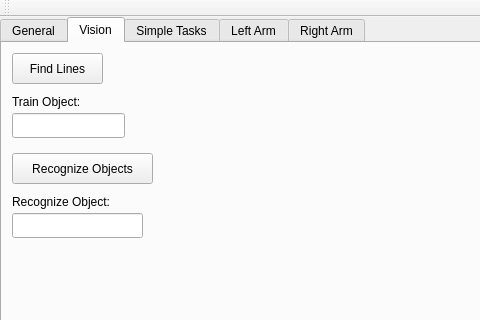
RobotJustina/Juskeshino, file catkin_ws/src/hri/justina/justina_gui/src/MainWindow.ui: the form before one commit; both pictures show x 0 to 480 and y 0 to 320 of the 680 by 483 pixel window.
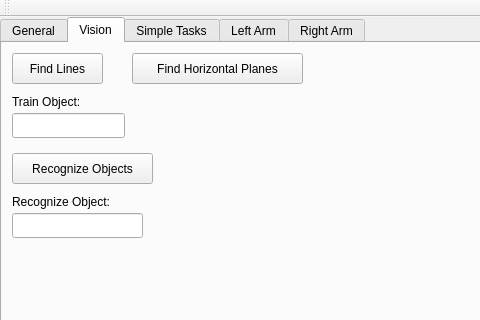
The form after the commit. The open tabs and pages were chosen to show the change.

Commit message: First version of horizontal plane extraction in obj_reco node Implementation of new FindPlanes srv in vision_msgs Modify GUI to have a button to call find_plane service

```diff
--- a/catkin_ws/src/hri/justina/justina_gui/src/MainWindow.ui
+++ b/catkin_ws/src/hri/justina/justina_gui/src/MainWindow.ui
@@ -1167,6 +1167,19 @@
        </rect>
       </property>
      </widget>
+     <widget class="QPushButton" name="visBtnFindHoriPlanes">
+      <property name="geometry">
+       <rect>
+        <x>130</x>
+        <y>10</y>
+        <width>171</width>
+        <height>31</height>
+       </rect>
+      </property>
+      <property name="text">
+       <string>Find Horizontal Planes</string>
+      </property>
+     </widget>
     </widget>
     <widget class="QWidget" name="tabSimpleTasks">
      <attribute name="title">
```
Left out of the diff: 11 changed lines with no effect on the pictures. The commit also changes 11 other files.
